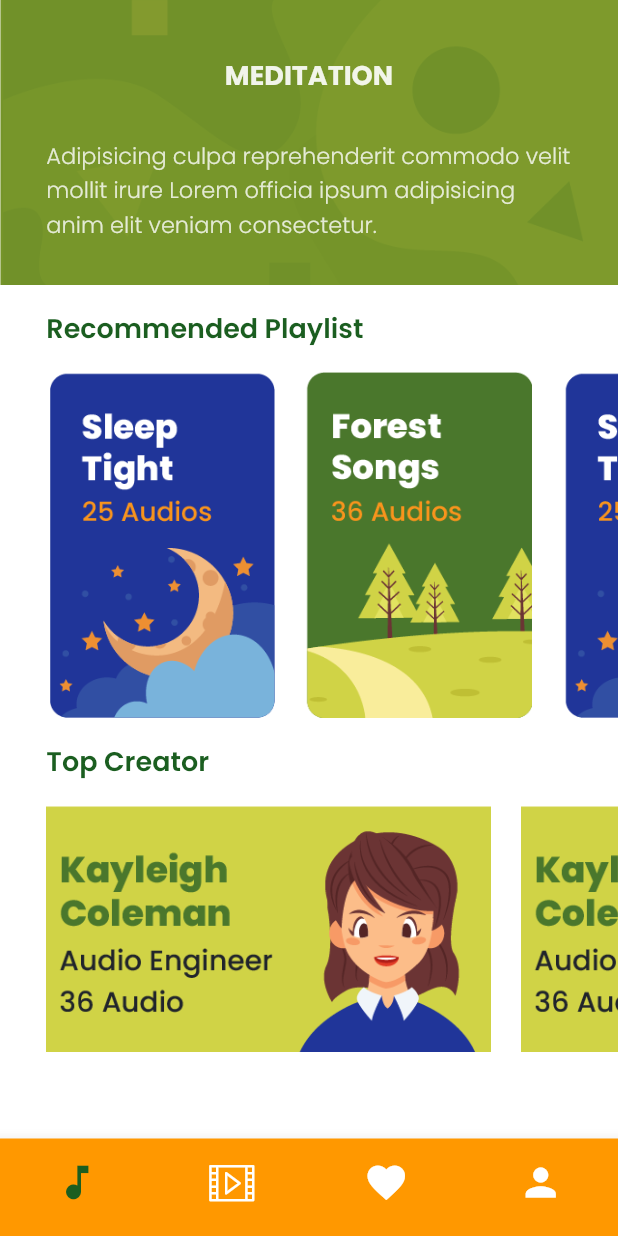
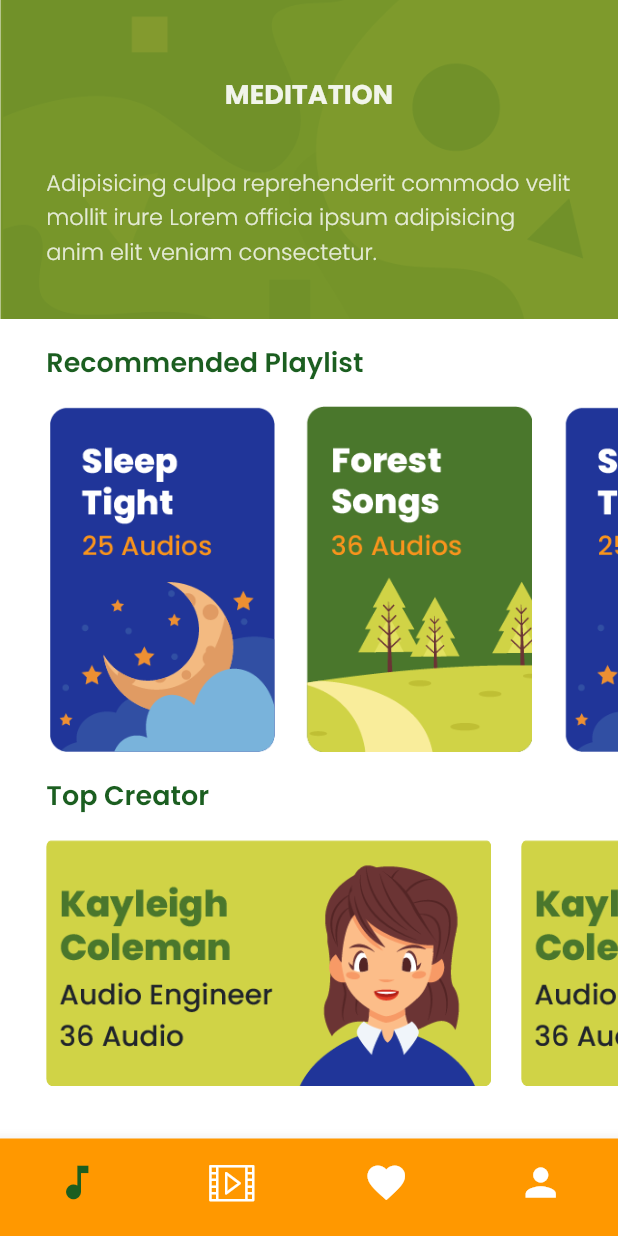
Before and after one commit to petermusembi69/FlutterUIChallanges, a Flutter app: the screen it shows after launch, after a tap on "Login", on a phone screen of 412 x 824 dp. Run offline on Flutter 3.47's test engine with Material 2 defaults, Android fonts, the phone set to English and light mode, and no system bars; generated files the repository leaves out were written again.

Commit message:
Make final changes

```diff
--- a/day5_meditation_app/lib/main.dart
+++ b/day5_meditation_app/lib/main.dart
@@ -13,7 +13,8 @@ class MyApp extends StatelessWidget {
   @override
   Widget build(BuildContext context) {
     return MaterialApp(
-      title: 'Flutter Demo',
+      title: 'Day 5 Challenge',
+      debugShowCheckedModeBanner: false,
       theme: ThemeData(primarySwatch: Colors.blue, fontFamily: 'Poppins'),
       localizationsDelegates: [
         AppLocalizations.delegate,
--- a/day5_meditation_app/lib/ui/home_page.dart
+++ b/day5_meditation_app/lib/ui/home_page.dart
@@ -1,8 +1,8 @@
 import 'package:day5_meditation_app/ui/play_list_page.dart';
+import 'package:day5_meditation_app/utils/_index.dart';
 import 'package:flutter/material.dart';
 import 'package:day5_meditation_app/l10n/l10n.dart';
 import 'package:flutter/services.dart';
-import 'package:day5_meditation_app/utils/icons.dart';
 
 class HomePage extends StatefulWidget {
   HomePage({Key? key}) : super(key: key);
@@ -40,7 +40,7 @@ class _HomePageState extends State<HomePage> {
       body: Stack(
         children: [
           FractionallySizedBox(
-            heightFactor: 0.25,
+            heightFactor: 0.28,
             alignment: Alignment.topCenter,
             child: Stack(
               children: [
@@ -57,7 +57,7 @@ class _HomePageState extends State<HomePage> {
                       crossAxisAlignment: CrossAxisAlignment.center,
                       children: [
                         Padding(
-                          padding: const EdgeInsets.only(top: 8.0),
+                          padding: const EdgeInsets.only(top: 16.0),
                           child: Text(
                             l10n.meditationTitle,
                             style: TextStyle(
@@ -87,7 +87,7 @@ class _HomePageState extends State<HomePage> {
           Align(
             alignment: Alignment.bottomCenter,
             child: FractionallySizedBox(
-              heightFactor: 0.75,
+              heightFactor: 0.72,
               child: SingleChildScrollView(
                 child: Container(
                   height: MediaQuery.of(context).size.height * 0.64,
@@ -151,26 +151,44 @@ class _HomePageState extends State<HomePage> {
                           children: [
                             Padding(
                               padding: EdgeInsets.only(left: 0, right: 20),
+                              child: ClipRRect(
+                                borderRadius: const BorderRadius.all(
+                                  Radius.circular(5),
+                                ),
                                 child: Image.asset(
                                   'assets/images/creatorcard.png',
-                                width: MediaQuery.of(context).size.width * 0.72,
+                                  width:
+                                      MediaQuery.of(context).size.width * 0.72,
                                   fit: BoxFit.cover,
+                                ),
                               ),
                             ),
                             Padding(
                               padding: EdgeInsets.only(left: 0, right: 20),
+                              child: ClipRRect(
+                                borderRadius: const BorderRadius.all(
+                                  Radius.circular(5),
+                                ),
                                 child: Image.asset(
                                   'assets/images/creatorcard.png',
-                                width: MediaQuery.of(context).size.width * 0.72,
+                                  width:
+                                      MediaQuery.of(context).size.width * 0.72,
                                   fit: BoxFit.cover,
+                                ),
                               ),
                             ),
                             Padding(
                               padding: EdgeInsets.only(left: 0, right: 20),
+                              child: ClipRRect(
+                                borderRadius: const BorderRadius.all(
+                                  Radius.circular(5),
+                                ),
                                 child: Image.asset(
                                   'assets/images/creatorcard.png',
                                   fit: BoxFit.cover,
-                                width: MediaQuery.of(context).size.width * 0.72,
+                                  width:
+                                      MediaQuery.of(context).size.width * 0.72,
+                                ),
                               ),
                             ),
                           ],
--- a/day5_meditation_app/lib/utils/_index.dart
+++ b/day5_meditation_app/lib/utils/_index.dart
@@ -1,7 +1,7 @@
 library day5_utils;
 
 import 'package:flutter/material.dart';
+import 'package:flutter/widgets.dart';
 
 part 'audio_card.dart';
-part 'play_list_card.dart';
-part 'top_creators_card.dart';
+part 'icons.dart';
--- a/day5_meditation_app/lib/utils/audio_card.dart
+++ b/day5_meditation_app/lib/utils/audio_card.dart
@@ -42,7 +42,7 @@ class AudioCard extends StatelessWidget {
                       fontFamily: 'Poppins',
                       fontWeight: FontWeight.w400,
                       fontSize: 16,
-                      color: Colors.green.shade200,
+                      color: Colors.grey.shade600,
                     ),
                   ),
                 ],
--- a/day5_meditation_app/lib/utils/icons.dart
+++ b/day5_meditation_app/lib/utils/icons.dart
@@ -1,4 +1,4 @@
-import 'package:flutter/widgets.dart';
+part of day5_utils;
 
 class CustomIcons {
   CustomIcons._();
--- a/day5_meditation_app/lib/utils/play_list_card.dart
+++ /dev/null
@@ -1 +0,0 @@
-part of day5_utils;
--- a/day5_meditation_app/lib/utils/top_creators_card.dart
+++ /dev/null
@@ -1 +0,0 @@
-part of day5_utils;
```
Also changed, not shown: day5_meditation_app/lib/ui/play_list_page.dart (+7 -5 lines), day5_meditation_app/assets/images/playerimg.png. Lines whose indentation alone changed are shown as unchanged.
